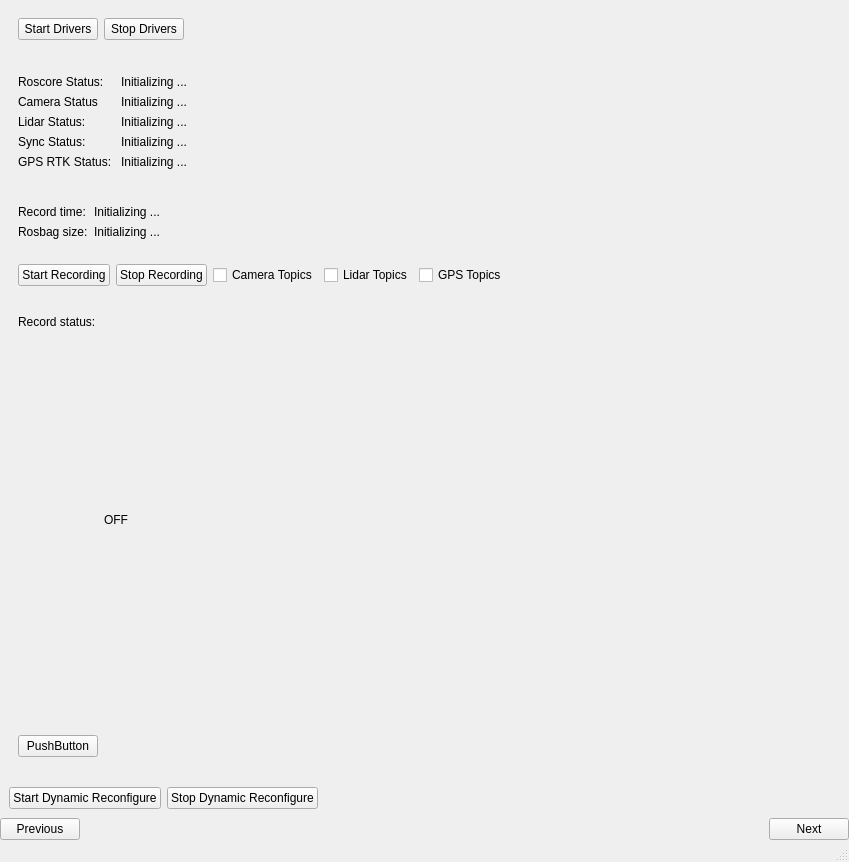
The window that mainwindow.ui (alimuratov/hh_desktop) describes before a commit, drawn with Qt 5.
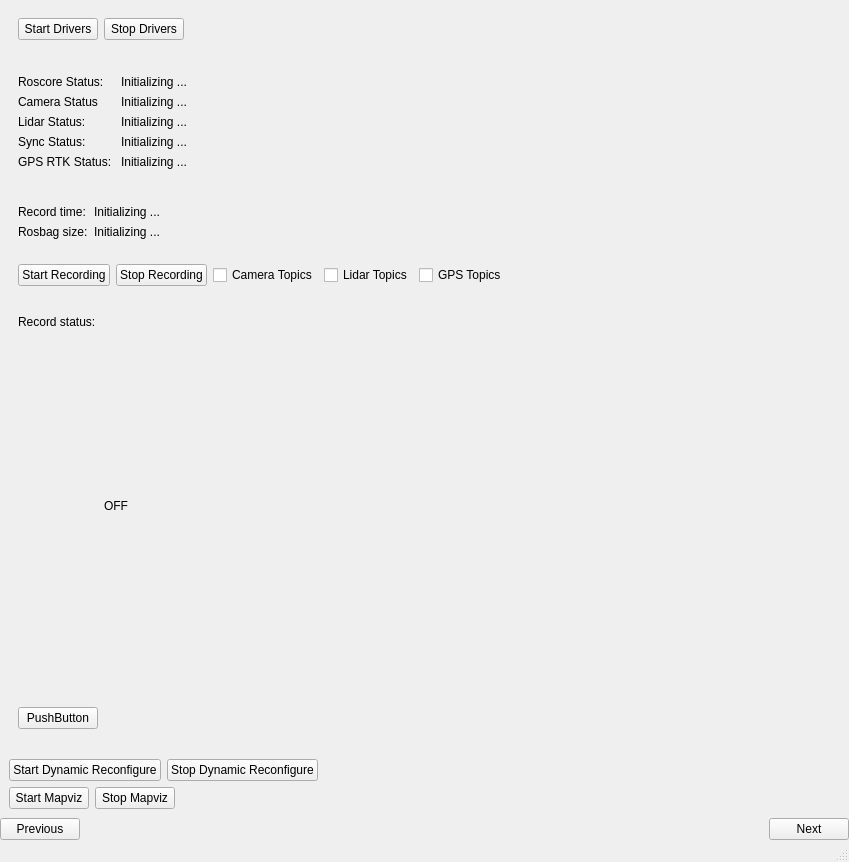
The same window after the commit. The open tabs and pages were chosen to show the change.

Patch:
```diff
--- a/mainwindow.ui
+++ b/mainwindow.ui
@@ -378,6 +378,37 @@
           </item>
          </layout>
         </item>
+        <item>
+         <layout class="QHBoxLayout" name="horizontalLayout_mapviz">
+          <item>
+           <widget class="QPushButton" name="startMapvizButton">
+            <property name="text">
+             <string>Start Mapviz</string>
+            </property>
+           </widget>
+          </item>
+          <item>
+           <widget class="QPushButton" name="stopMapvizButton">
+            <property name="text">
+             <string>Stop Mapviz</string>
+            </property>
+           </widget>
+          </item>
+          <item>
+           <spacer name="horizontalSpacer_mapviz">
+            <property name="orientation">
+             <enum>Qt::Horizontal</enum>
+            </property>
+            <property name="sizeHint" stdset="0">
+             <size>
+              <width>40</width>
+              <height>20</height>
+             </size>
+            </property>
+           </spacer>
+          </item>
+         </layout>
+        </item>
        </layout>
       </widget>
       <widget class="QWidget" name="page_7">
```
